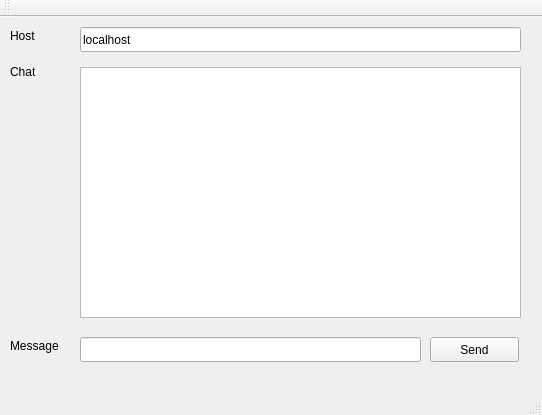
Old version of the form net_05_qt/Chat/mainwindow.ui in the repository sunabove/lec_100_linux.
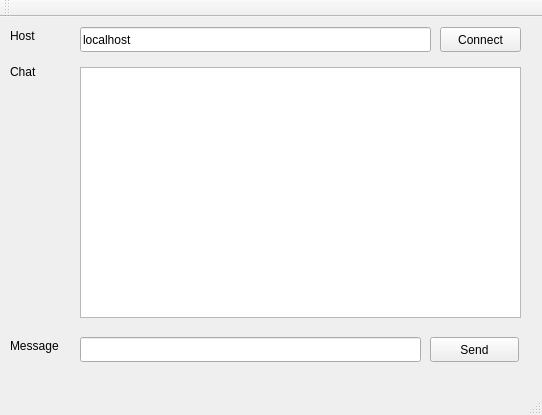
New version of the form.

What changed in the file:
```diff
--- a/net_05_qt/Chat/mainwindow.ui
+++ b/net_05_qt/Chat/mainwindow.ui
@@ -32,7 +32,7 @@
      <rect>
       <x>80</x>
       <y>10</y>
-      <width>441</width>
+      <width>351</width>
       <height>25</height>
      </rect>
     </property>
@@ -102,6 +102,19 @@
      <string>Send</string>
     </property>
    </widget>
+   <widget class="QPushButton" name="connButton">
+    <property name="geometry">
+     <rect>
+      <x>440</x>
+      <y>10</y>
+      <width>81</width>
+      <height>25</height>
+     </rect>
+    </property>
+    <property name="text">
+     <string>Connect</string>
+    </property>
+   </widget>
   </widget>
   <widget class="QMenuBar" name="menuBar">
    <property name="geometry">
```
